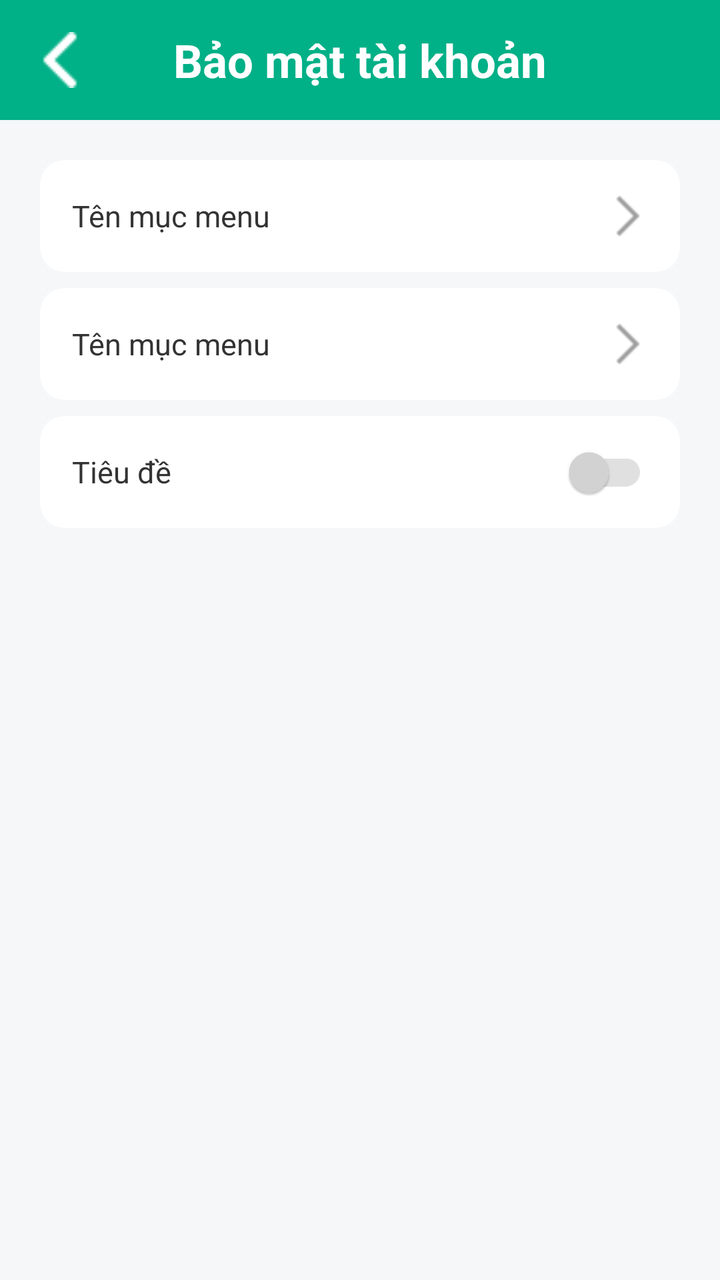
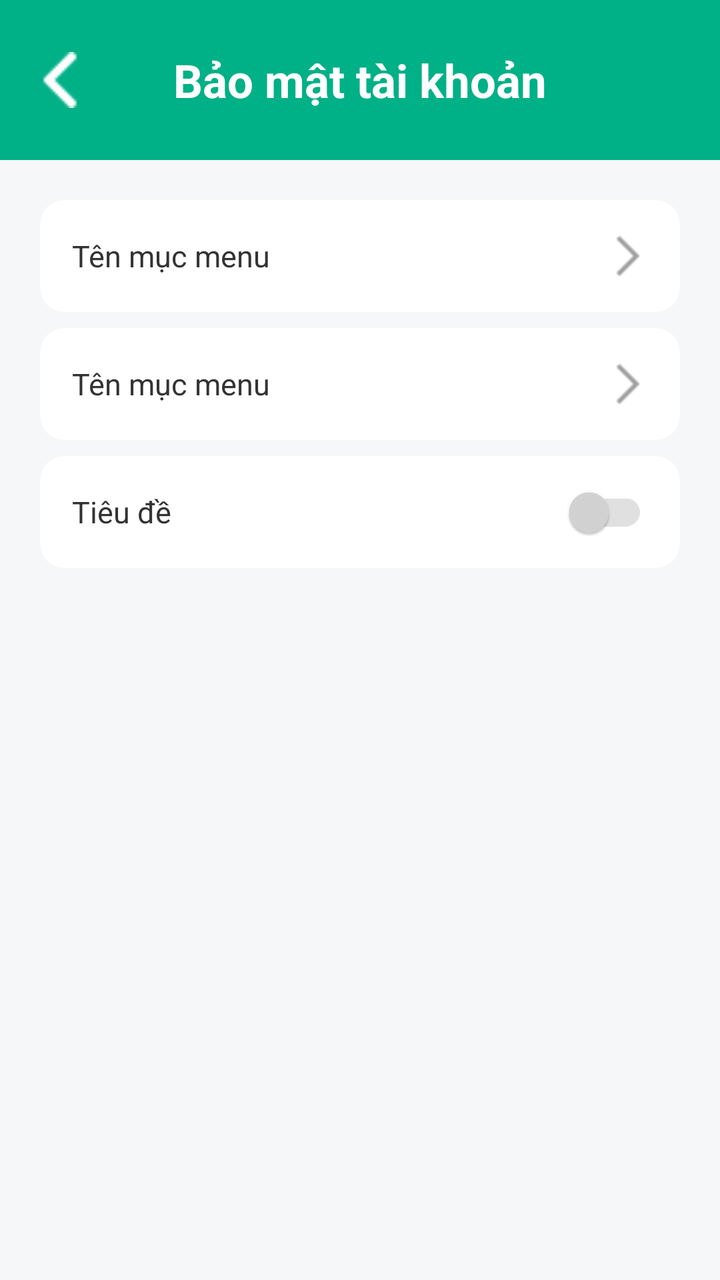

An Android layout rendered at two revisions. The XML below is the earlier revision; the diff shows what the commit changed to produce the second picture.
<!-- AndroidManifest.xml: application theme Theme.Qride -->
<!-- res/layout/activity_security.xml -->
<?xml version="1.0" encoding="utf-8"?>
<LinearLayout xmlns:android="http://schemas.android.com/apk/res/android"
    xmlns:app="http://schemas.android.com/apk/res-auto"
    xmlns:tools="http://schemas.android.com/tools"
    android:layout_width="match_parent"
    android:layout_height="match_parent"
    android:background="#F5F7F9"
    android:orientation="vertical"
    tools:context=".profile.UserInfoActivity">

    <LinearLayout
        android:layout_width="match_parent"
        android:layout_height="60dp"

        android:background="#00B087"
        android:gravity="center_vertical"
        android:orientation="horizontal"
        android:paddingHorizontal="16dp">

        <ImageView
            android:id="@+id/btnBack"
            android:layout_width="28dp"
            android:layout_height="28dp"
            android:src="@drawable/ic_arrow_back"
            app:tint="#FFFFFF" />

        <TextView
            android:layout_width="0dp"
            android:layout_height="wrap_content"
            android:layout_weight="1"
            android:gravity="center"
            android:text="Bảo mật tài khoản"
            android:textColor="#FFFFFF"
            android:textSize="23sp"
            android:textStyle="bold" />

        <View
            android:layout_width="28dp"
            android:layout_height="28dp" />
    </LinearLayout>

    <LinearLayout
        android:layout_width="match_parent"
        android:layout_height="match_parent"
        android:padding="20dp"
        android:orientation="vertical" >
        <include android:id="@+id/menuChangePass" layout="@layout/item_profile_menu" />
        <include android:id="@+id/menuChangePhone" layout="@layout/item_profile_menu" />
        <include android:id="@+id/menuFaceID" layout="@layout/item_menu_switch"/>
    </LinearLayout>


</LinearLayout>
<!-- res/layout/item_profile_menu.xml (included above) -->
<?xml version="1.0" encoding="utf-8"?>
<androidx.cardview.widget.CardView
    xmlns:android="http://schemas.android.com/apk/res/android"
    xmlns:app="http://schemas.android.com/apk/res-auto"
    android:layout_width="match_parent"
    android:layout_height="wrap_content"
    android:layout_marginBottom="8dp"
    app:cardBackgroundColor="#FFFFFF"
    app:cardCornerRadius="12dp"
    app:cardElevation="0dp">

    <LinearLayout
        android:layout_width="match_parent"
        android:layout_height="56dp"
        android:gravity="center_vertical"
        android:orientation="horizontal"
        android:paddingHorizontal="16dp">

        <TextView
            android:id="@+id/tvMenuTitle"
            android:layout_width="0dp"
            android:layout_height="wrap_content"
            android:layout_weight="1"
            android:text="Tên mục menu"
            android:textColor="#333333"
            android:textSize="15sp" />

        <ImageView
            android:layout_width="20dp"
            android:layout_height="20dp"
            android:src="@drawable/ic_chevron_right"
            app:tint="#A0A0A0" />
    </LinearLayout>
</androidx.cardview.widget.CardView>
<!-- res/layout/item_menu_switch.xml (included above) -->
<?xml version="1.0" encoding="utf-8"?>
<androidx.cardview.widget.CardView
    xmlns:android="http://schemas.android.com/apk/res/android"
    xmlns:app="http://schemas.android.com/apk/res-auto"
    android:layout_width="match_parent"
    android:layout_height="wrap_content"
    android:layout_marginBottom="8dp"
    app:cardBackgroundColor="#FFFFFF"
    app:cardCornerRadius="12dp"
    app:cardElevation="0dp">

    <LinearLayout
        android:layout_width="match_parent"
        android:layout_height="56dp"
        android:gravity="center_vertical"
        android:orientation="horizontal"
        android:paddingHorizontal="16dp">

        <TextView
            android:id="@+id/tvSwitchTitle"
            android:layout_width="0dp"
            android:layout_height="wrap_content"
            android:layout_weight="1"
            android:text="Tiêu đề"
            android:textColor="#333333"
            android:textSize="15sp" />

        <androidx.appcompat.widget.SwitchCompat
            android:id="@+id/switchWidget"
            android:layout_width="wrap_content"
            android:layout_height="wrap_content"

            app:thumbTint="@color/switch_thumb_selectxt"
            app:trackTint="@color/switch_track_selectxt" />
    </LinearLayout>
</androidx.cardview.widget.CardView>
<!-- resources referenced by this layout -->
<resources>
  <!-- drawable ic_arrow_back: png bitmap (drawable, 314 bytes) -->
  <!-- drawable ic_chevron_right: png bitmap (drawable, 227 bytes) -->
  <style name="Theme.Qride" parent="Base.Theme.Qride" />
  <style name="Base.Theme.Qride" parent="Theme.Material3.DayNight.NoActionBar">
          
          
      </style>
</resources>

<!-- the commit's change to res/layout/activity_security.xml (unified diff, before → after) -->
@@ -10,7 +10,7 @@
 
     <LinearLayout
         android:layout_width="match_parent"
-        android:layout_height="60dp"
+        android:layout_height="80dp"
 
         android:background="#00B087"
         android:gravity="center_vertical"
